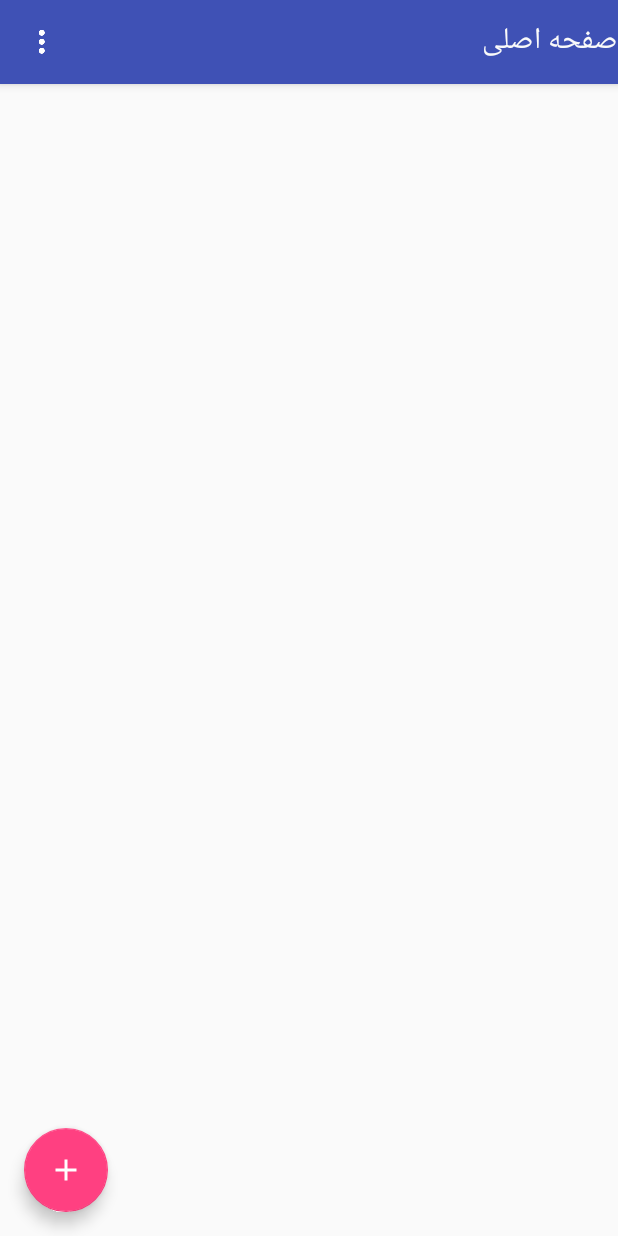
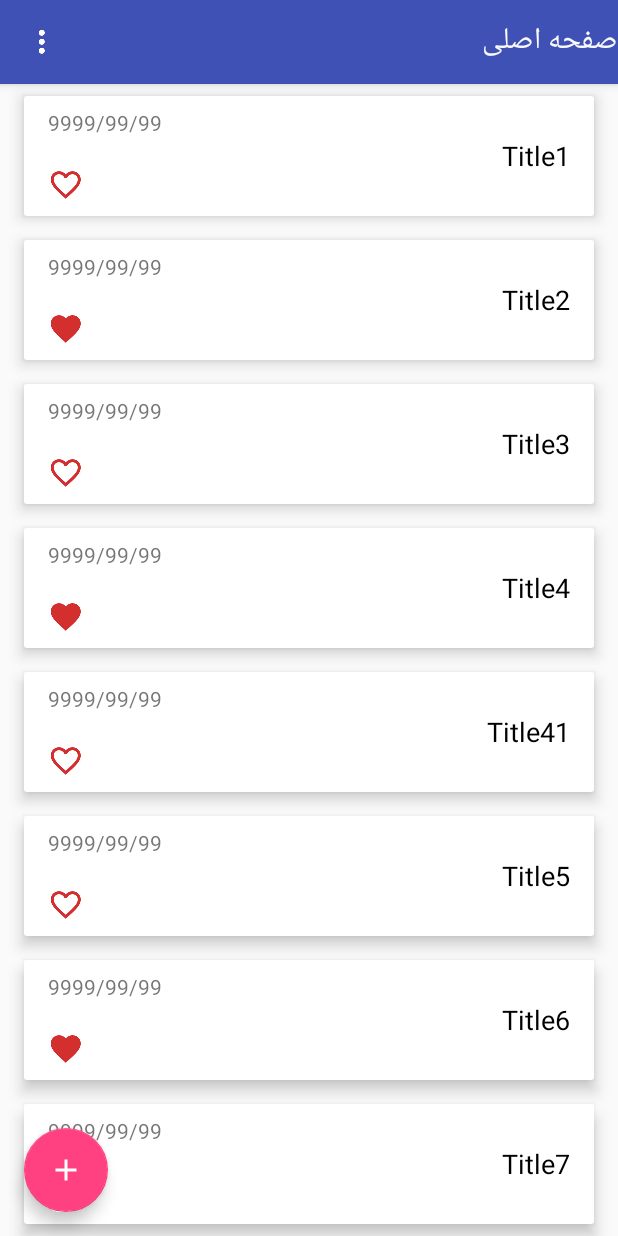
Before and after one commit to HajAhmad/AndroidDairyApp, an Android app: the screen it shows after launch (MainActivity), on a phone screen of 412 x 824 dp. Run offline under Robolectric (Android 15) with nearby library versions, the phone set to English and light mode, and no system bars.

```diff
--- a/app/src/main/java/ir/plusrobot/dairyapp/MainActivity.java
+++ b/app/src/main/java/ir/plusrobot/dairyapp/MainActivity.java
@@ -1,10 +1,22 @@
 package ir.plusrobot.dairyapp;
 
+import android.support.design.widget.FloatingActionButton;
 import android.support.v7.app.AppCompatActivity;
 import android.os.Bundle;
+import android.support.v7.widget.DefaultItemAnimator;
+import android.support.v7.widget.GridLayoutManager;
+import android.support.v7.widget.LinearLayoutManager;
+import android.support.v7.widget.RecyclerView;
 import android.support.v7.widget.Toolbar;
+import android.view.View;
+import android.widget.Toast;
+
+import java.util.ArrayList;
+import java.util.List;
 
 public class MainActivity extends AppCompatActivity {
+
+    private List<NoteItem> mNoteList;
 
     @Override
     protected void onCreate(Bundle savedInstanceState) {
@@ -15,6 +27,42 @@ public class MainActivity extends AppCompatActivity {
         getSupportActionBar().setDisplayShowCustomEnabled(true);
         getSupportActionBar().setCustomView(R.layout.main_toolbar);
 
+        FloatingActionButton fab = (FloatingActionButton) findViewById(R.id.fab_add);
+
+        RecyclerView rvMain = (RecyclerView) findViewById(R.id.rv_main);
+
+        mNoteList = new ArrayList<>();
+
+        mNoteList.add(new NoteItem("Title1", "9999/99/99", false, 1));
+        mNoteList.add(new NoteItem("Title2", "9999/99/99", true, 1));
+        mNoteList.add(new NoteItem("Title3", "9999/99/99", false, 1));
+        mNoteList.add(new NoteItem("Title4", "9999/99/99", true, 1));
+        mNoteList.add(new NoteItem("Title41", "9999/99/99", false, 1));
+        mNoteList.add(new NoteItem("Title5", "9999/99/99", false, 1));
+        mNoteList.add(new NoteItem("Title6", "9999/99/99", true, 1));
+        mNoteList.add(new NoteItem("Title7", "9999/99/99", false, 1));
+        mNoteList.add(new NoteItem("Title8", "9999/99/99", true, 1));
+        mNoteList.add(new NoteItem("Title9", "9999/99/99", false, 1));
+
+        MainListAdapter adapter = new MainListAdapter(mNoteList, MainActivity.this);
+        LinearLayoutManager layoutManager = new GridLayoutManager(MainActivity.this, 1);
+        rvMain.setLayoutManager(layoutManager);
+        rvMain.setItemAnimator(new DefaultItemAnimator());
+        rvMain.setAdapter(adapter);
+        rvMain.addOnItemTouchListener(new MainListAdapter(MainActivity.this, rvMain,
+                new MainListAdapter.OnItemClickListener() {
+                    @Override
+                    public void onClick(View view, int position) {
+                        Toast.makeText(MainActivity.this, "کلیک شد", Toast.LENGTH_SHORT).show();
+                    }
+
+                    @Override
+                    public void onLongClick(View view, int position) {
+                        Toast.makeText(MainActivity.this, "کلیک طولانی", Toast.LENGTH_SHORT).show();
+                    }
+
+                }));
+
 
     }
 }
--- a/app/src/main/java/ir/plusrobot/dairyapp/MainListAdapter.java
+++ b/app/src/main/java/ir/plusrobot/dairyapp/MainListAdapter.java
@@ -3,7 +3,9 @@ package ir.plusrobot.dairyapp;
 
 import android.content.Context;
 import android.support.v7.widget.RecyclerView;
+import android.view.GestureDetector;
 import android.view.LayoutInflater;
+import android.view.MotionEvent;
 import android.view.View;
 import android.view.ViewGroup;
 import android.widget.ImageView;
@@ -11,19 +13,51 @@ import android.widget.TextView;
 
 import java.util.List;
 
-public class MainListAdapter extends RecyclerView.Adapter<MainListAdapter.MainViewHolder> {
+public class MainListAdapter extends RecyclerView.Adapter<MainListAdapter.MainViewHolder>
+        implements RecyclerView.OnItemTouchListener {
 
     private List<NoteItem> mNoteList;
     private Context mContext;
+
+    private GestureDetector mGestureDetector;
+    private OnItemClickListener mOnItemClickListener;
+    private RecyclerView mRecyclerView;
 
     public MainListAdapter(List<NoteItem> mNoteList, Context mContext) {
         this.mNoteList = mNoteList;
         this.mContext = mContext;
     }
 
+    public MainListAdapter(Context context, RecyclerView recyclerView,
+                           OnItemClickListener onItemClickListener) {
+        this.mOnItemClickListener = onItemClickListener;
+        this.mRecyclerView = recyclerView;
+        mGestureDetector = new GestureDetector(context, new GestureDetector.SimpleOnGestureListener() {
+            @Override
+            public boolean onSingleTapUp(MotionEvent e) {
+                View childView = mRecyclerView.findChildViewUnder(e.getX(), e.getY());
+                if (childView != null && mOnItemClickListener != null) {
+                    mOnItemClickListener.onClick(childView,
+                            mRecyclerView.getChildAdapterPosition(childView));
+                }
+                return super.onSingleTapUp(e);
+            }
+
+            @Override
+            public void onLongPress(MotionEvent e) {
+                super.onLongPress(e);
+                View childView = mRecyclerView.findChildViewUnder(e.getX(), e.getY());
+                if (childView != null && mOnItemClickListener != null) {
+                    mOnItemClickListener.onLongClick(childView,
+                            mRecyclerView.getChildAdapterPosition(childView));
+                }
+            }
+        });
+    }
+
     @Override
     public MainViewHolder onCreateViewHolder(ViewGroup parent, int viewType) {
-        View vh = LayoutInflater.from(parent.getContext()).inflate(R.layout.main_list_item, parent);
+        View vh = LayoutInflater.from(parent.getContext()).inflate(R.layout.main_list_item, parent, false);
         return new MainViewHolder(vh);
     }
 
@@ -32,11 +66,46 @@ public class MainListAdapter extends RecyclerView.Adapter<MainListAdapter.MainVi
         NoteItem note = mNoteList.get(position);
         holder.tvDate.setText(note.getDate());
         holder.tvTitle.setText(note.getTitle());
+
+        if (note.isFav() == true) {
+            holder.ivFav.setImageDrawable(mContext.getResources().getDrawable(R.drawable.ic_favorite_red_700_24dp));
+        } else {
+            holder.ivFav.setImageDrawable(mContext.getResources().getDrawable(R.drawable.ic_favorite_border_red_700_24dp));
+        }
+
     }
 
     @Override
     public int getItemCount() {
         return mNoteList.size();
+    }
+
+
+    @Override
+    public boolean onInterceptTouchEvent(RecyclerView rv, MotionEvent e) {
+        View v = rv.findChildViewUnder(e.getX(), e.getY());
+        if (v != null && mOnItemClickListener != null && mGestureDetector.onTouchEvent(e)) {
+            mOnItemClickListener.onClick(v, rv.getChildAdapterPosition(v));
+        }
+        return false;
+    }
+
+    @Override
+    public void onTouchEvent(RecyclerView rv, MotionEvent e) {
+
+    }
+
+    @Override
+    public void onRequestDisallowInterceptTouchEvent(boolean disallowIntercept) {
+
+    }
+
+    public interface OnItemClickListener {
+
+        void onClick(View view, int position);
+
+        void onLongClick(View view, int position);
+
     }
 
 
--- a/app/src/main/java/ir/plusrobot/dairyapp/NoteItem.java
+++ b/app/src/main/java/ir/plusrobot/dairyapp/NoteItem.java
@@ -5,13 +5,17 @@ public class NoteItem {
 
     private String title;
     private String date;
+    private boolean isFav;
+    private int id;
 
     public NoteItem() {
     }
 
-    public NoteItem(String title, String date) {
+    public NoteItem(String title, String date, boolean isFav, int id) {
         this.title = title;
         this.date = date;
+        this.isFav = isFav;
+        this.id = id;
     }
 
     public String getTitle() {
@@ -30,13 +34,29 @@ public class NoteItem {
         this.date = date;
     }
 
+    public boolean isFav() {
+        return isFav;
+    }
+
+    public void setFav(boolean fav) {
+        isFav = fav;
+    }
+
+    public int getId() {
+        return id;
+    }
+
+    public void setId(int id) {
+        this.id = id;
+    }
+
     @Override
     public String toString() {
         return "NoteItem{" +
                 "title='" + title + '\'' +
                 ", date='" + date + '\'' +
+                ", isFav=" + isFav +
+                ", id=" + id +
                 '}';
     }
-
-
 }
--- a/app/src/main/res/layout/activity_main.xml
+++ b/app/src/main/res/layout/activity_main.xml
@@ -21,6 +21,7 @@
         android:layout_width="match_parent"
         android:layout_height="match_parent"
         android:layout_below="@+id/abl_main"
+        tools:listitem="@layout/main_list_item"
         android:scrollbars="vertical" />
 
     <android.support.design.widget.FloatingActionButton
```
